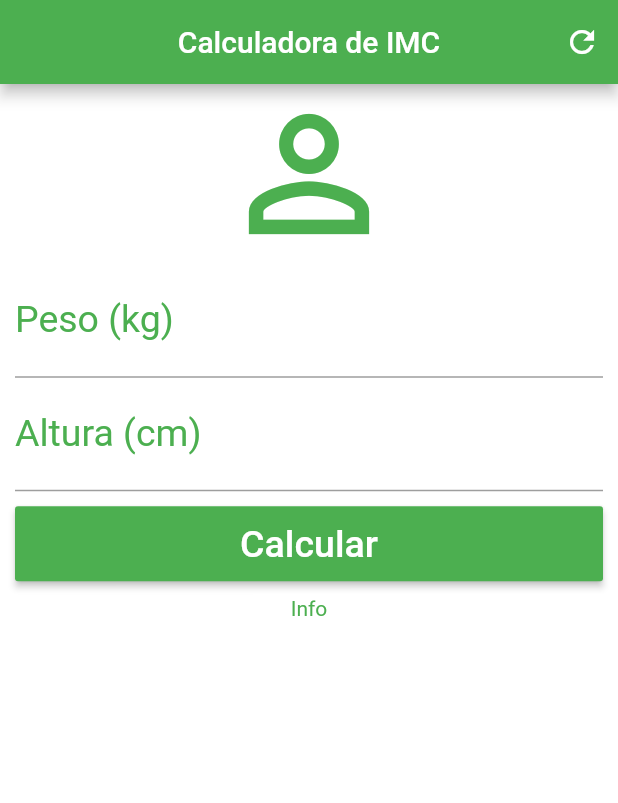
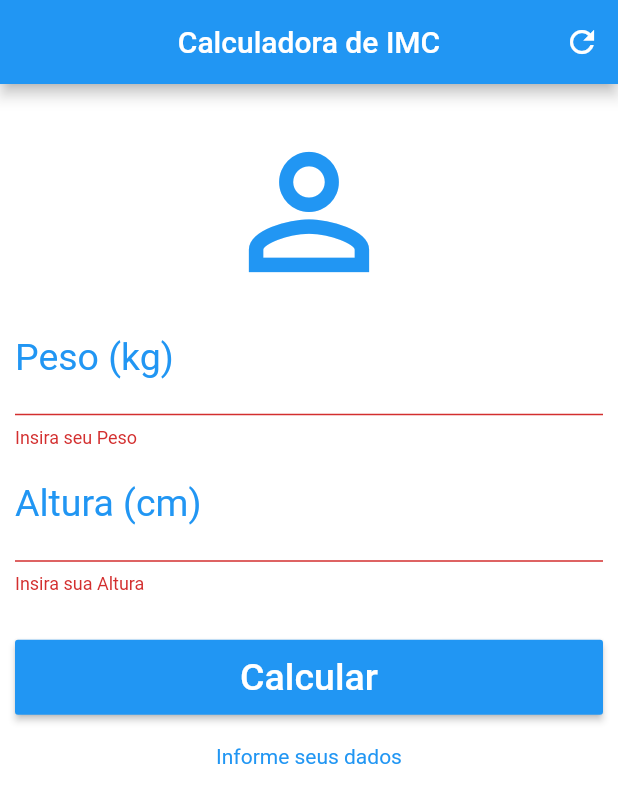
Before and after one commit to jardesonarlindo/Calculadora_IMC_Flutter, a Flutter app: the screen it shows after launch, after a tap on "Calcular", on a phone screen of 412 x 824 dp. Shown: the top 803 px of the screen. Run offline on Flutter 3.47's test engine with Material 2 defaults, Android fonts, the phone set to English and light mode, and no system bars.

Commit message:
Aula 03 Concluida

```diff
--- a/lib/main.dart
+++ b/lib/main.dart
@@ -10,67 +10,116 @@ class Home extends StatefulWidget {
 }
 
 class _HomeState extends State<Home> {
+  TextEditingController weightController = TextEditingController();
+  TextEditingController heightController = TextEditingController();
+  GlobalKey<FormState> _formkey = GlobalKey<FormState>();
+  String _infoText = "Informe seus dados";
+
+  void _resetFields(){
+    setState(() {
+      weightController.text = "";
+      heightController.text = "";
+      _infoText = "Informe seus dados";
+      _formkey = GlobalKey<FormState>();
+    });
+  }
+
+  void _calculate(){
+    setState(() {
+      double weight = double.parse(weightController.text);
+      double height = double.parse(heightController.text)/100;
+      double imc = weight / (height * height);
+      if(imc < 18.6){
+        _infoText = "Abaixo do Peso (${imc.toStringAsPrecision(4)})";
+      }else if(imc >= 18.6 && imc <24.9){
+        _infoText = "Peso Ideal (${imc.toStringAsPrecision(4)})";
+      }else if(imc >=24.9 && imc < 29.9){
+        _infoText = "Acima do Peso (${imc.toStringAsPrecision(4)})";
+      }else if(imc >= 29.9 && imc < 34.9){
+        _infoText = "Obesidade Grau I (${imc.toStringAsPrecision(4)})";
+      }else if(imc >= 34.9 && imc < 39.9){
+        _infoText = "Obesidade Grau II (${imc.toStringAsPrecision(4)})";
+      }else if(imc >= 40){
+        _infoText = "Obesidade Grau III (${imc.toStringAsPrecision(4)})";
+      }
+    });
+  }
+
   @override
   Widget build(BuildContext context) {
     return Scaffold(
         appBar: AppBar(
           title: Text("Calculadora de IMC"),
           centerTitle: true,
-          backgroundColor: Colors.green,
+          backgroundColor: Colors.blue,
           actions: <Widget>[
             IconButton(
               icon: Icon(Icons.refresh),
-              onPressed: () {},
+              onPressed: _resetFields,
             )
           ],
         ),
         backgroundColor: Colors.white,
         body: SingleChildScrollView(
-          padding: EdgeInsets.fromLTRB(10.0, 0.0, 10.0, 0.0),
+          padding: EdgeInsets.fromLTRB(10.0, 25.0, 10.0, 0.0),
+          child: Form(
+            key: _formkey,
             child: Column(
+              mainAxisAlignment: MainAxisAlignment.center,
               crossAxisAlignment: CrossAxisAlignment.stretch,
               children: <Widget>[
-              Icon(Icons.person_outline, size: 120.0, color: Colors.green),
+                Icon(Icons.person_outline, size: 120.0, color: Colors.blue),
 
-              TextField(
+                TextFormField(
                     keyboardType: TextInputType.number,
                     decoration: InputDecoration(
                         labelText: "Peso (kg)",
-                    labelStyle: TextStyle(color: Colors.green)),
+                        labelStyle: TextStyle(color: Colors.blue)),
                     textAlign: TextAlign.center,
-                style: TextStyle(color: Colors.green, fontSize: 25.0),
+                    style: TextStyle(color: Colors.blue, fontSize: 25.0),
+                    controller: weightController,
+                    validator: (value) => value.isEmpty ? "Insira seu Peso" : null,
                 ),
 
-              TextField(
+                TextFormField(
                     keyboardType: TextInputType.number,
                     decoration: InputDecoration(
                         labelText: "Altura (cm)",
-                    labelStyle: TextStyle(color: Colors.green)),
+                        labelStyle: TextStyle(color: Colors.blue)),
                     textAlign: TextAlign.center,
-                style: TextStyle(color: Colors.green, fontSize: 25.0),
+                    style: TextStyle(color: Colors.blue, fontSize: 25.0),
+                    controller: heightController,
+                    validator: (value) => value.isEmpty ? "Insira sua Altura" : null,
                 ),
 
                 Padding(
-                  padding: EdgeInsets.only(top: 10.0, bottom: 10.0),
+                    padding: EdgeInsets.only(top: 30.0, bottom: 20.0),
                     child: Container(
                       height: 50.0,
                       child: RaisedButton(
-                      onPressed: () {},
+                        onPressed: (){
+                          if(_formkey.currentState.validate()){
+                            _calculate();
+                          }
+                        },
                         child: Text(
                           "Calcular",
                           style: TextStyle(color: Colors.white, fontSize: 25.0),
+
                         ),
-                      color: Colors.green,
+                        color: Colors.blue,
                       ),
+
                     )
                 ),
 
                 Text(
-                "Info",
+                  _infoText,
                   textAlign: TextAlign.center,
-                style: TextStyle(color: Colors.green),
+                  style: TextStyle(color: Colors.blue),
                 )
               ],
+            ),
           ),
         )
     );
```
Also changed, not shown: 1 other file. Lines whose indentation alone changed are shown as unchanged.
